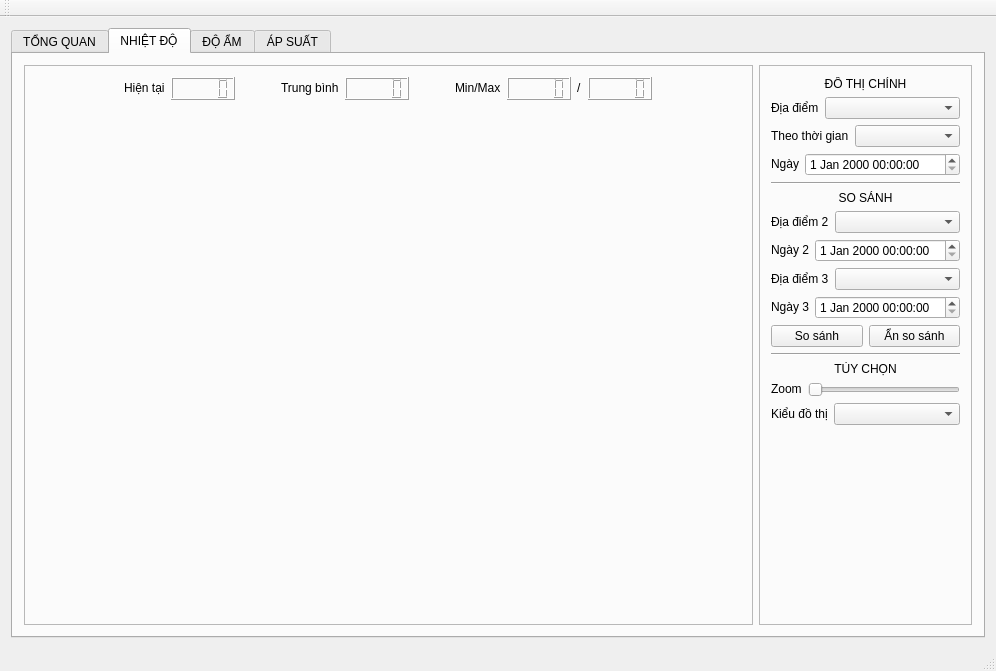
This is mainwindow.ui in beanredarmy/gateway_graphic as Qt 5 draws it before an edit. The edited form follows.
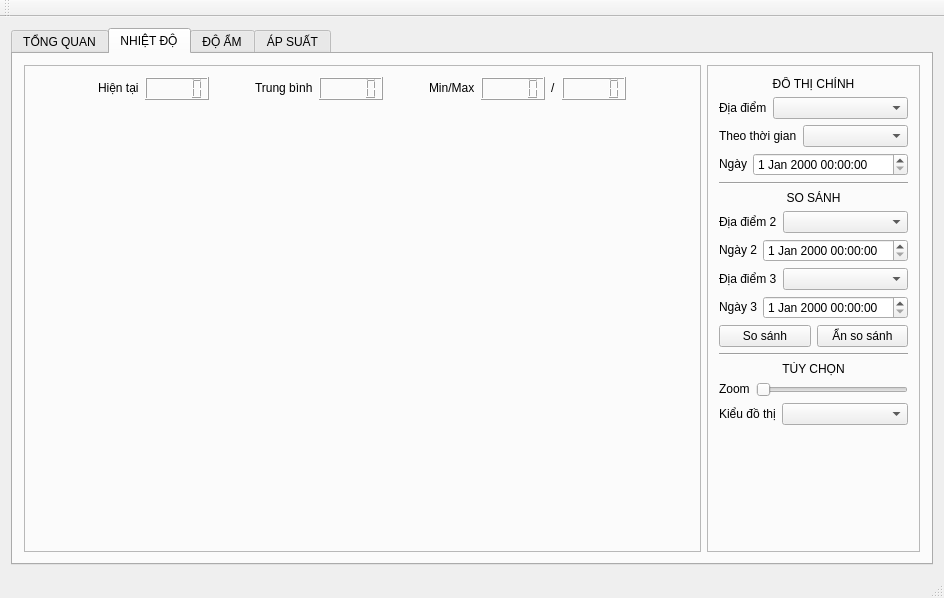
This is the edited form.

```diff
--- a/mainwindow.ui
+++ b/mainwindow.ui
@@ -6,8 +6,8 @@
    <rect>
     <x>0</x>
     <y>0</y>
-    <width>996</width>
-    <height>671</height>
+    <width>944</width>
+    <height>598</height>
    </rect>
   </property>
   <property name="windowTitle">
```
Left out of the diff: 2 changed lines with no effect on the pictures.
